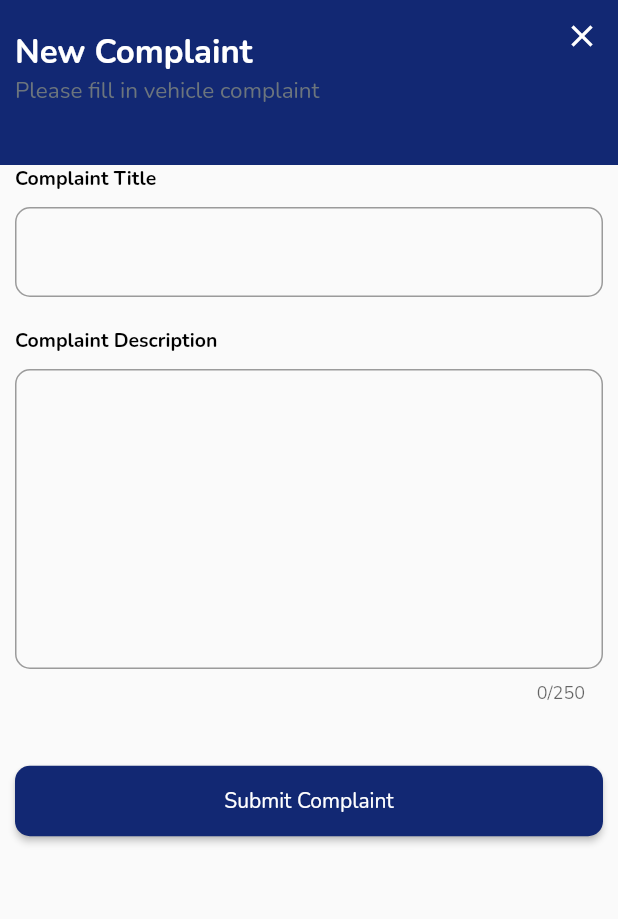
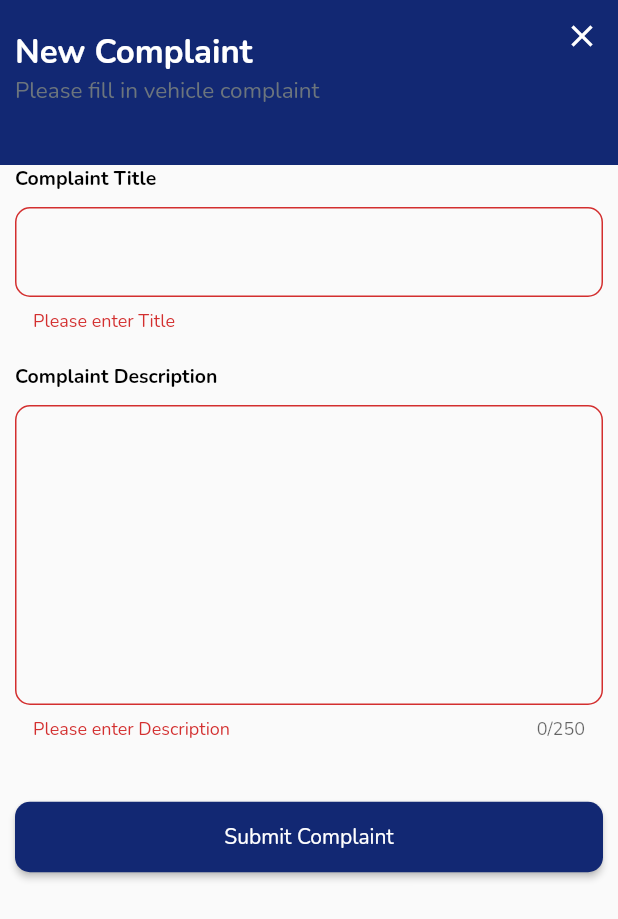
Before and after one commit to adimixx/fyp-vms-mobile, a Flutter app: the _ComplaintCreateScreenUI screen opened directly, after a tap on "Submit Complaint", on a phone screen of 412 x 824 dp. Shown: the top 919 px of the screen. Run offline on Flutter 3.47's test engine with Material 2 defaults, Android fonts, the phone set to English and light mode, and no system bars; our stand-ins replace badges, bloc, device_info_plus, equatable, flutter_bloc, flutter_spinkit and 1 more; missing offline and left inert: qr_code_scanner; accounts and stored records are empty; network calls fail.

Commit message:
submit pending complaint

```diff
--- a/lib/app.dart
+++ b/lib/app/_app_view.dart
@@ -1,41 +1,11 @@
-import 'package:flutter/material.dart';
-import 'package:flutter_bloc/flutter_bloc.dart';
-import 'package:vms/logic/authentication/bloc/authentication_bloc.dart';
-import 'package:vms/view/router/app_router.dart';
+part of 'app.dart';
 
-import 'logic/authentication/repository/authentication_repository.dart';
-import 'logic/authentication/repository/user_repository.dart';
-
-class App extends StatelessWidget {
-  const App(
-      {Key? key,
-      required this.authenticationRepository,
-      required this.userRepository})
-      : super(key: key);
-
-  final AuthenticationRepository authenticationRepository;
-  final UserRepository userRepository;
-
-  @override
-  Widget build(BuildContext context) {
-    return RepositoryProvider.value(
-      value: authenticationRepository,
-      child: BlocProvider<AuthenticationBloc>(
-        create: (context) => AuthenticationBloc(
-            authenticationRepository: authenticationRepository,
-            userRepository: userRepository),
-        child: AppView(),
-      ),
-    );
-  }
-}
-
-class AppView extends StatefulWidget {
+class _AppView extends StatefulWidget {
   @override
   _AppViewState createState() => _AppViewState();
 }
 
-class _AppViewState extends State<AppView> {
+class _AppViewState extends State<_AppView> {
   final AppRouter _appRouter = AppRouter();
   final _navigatorKey = GlobalKey<NavigatorState>();
   NavigatorState get _navigator => _navigatorKey.currentState!;
--- /dev/null
+++ b/lib/app/bloc/app_event.dart
@@ -0,0 +1,17 @@
+part of 'app_bloc.dart';
+
+abstract class AppEvent extends Equatable {
+  const AppEvent();
+
+  @override
+  List<Object> get props => [];
+}
+
+class AppComplaintPost extends AppEvent {
+  const AppComplaintPost({required this.message}) : super();
+
+  final String message;
+
+  @override
+  List<Object> get props => [message];
+}
--- /dev/null
+++ b/lib/app/bloc/app_state.dart
@@ -0,0 +1,22 @@
+part of 'app_bloc.dart';
+
+abstract class AppState extends Equatable {
+  const AppState({this.randomNum});
+
+  final int? randomNum;
+
+  @override
+  List<Object?> get props => [randomNum];
+}
+
+class AppInitial extends AppState {}
+
+class AppDataChanged extends AppState {
+  const AppDataChanged({required int randomNum, this.message})
+      : super(randomNum: randomNum);
+
+  final String? message;
+
+  @override
+  List<Object?> get props => [randomNum, message];
+}
--- a/lib/main.dart
+++ b/lib/main.dart
@@ -1,5 +1,5 @@
 import 'package:flutter/material.dart';
-import 'package:vms/app.dart';
+import 'package:vms/app/app.dart';
 
 import 'logic/authentication/repository/authentication_repository.dart';
 import 'logic/authentication/repository/user_repository.dart';
--- /dev/null
+++ b/lib/view/screen/complaint/create/_complaint_form.dart
@@ -0,0 +1,107 @@
+part of 'complaint_create_screen.dart';
+
+class _ComplaintForm extends StatefulWidget {
+  _ComplaintForm({Key? key}) : super(key: key);
+
+  @override
+  __ComplaintFormState createState() => __ComplaintFormState();
+}
+
+class __ComplaintFormState extends State<_ComplaintForm> {
+  final TextEditingController _titleController = TextEditingController();
+  final TextEditingController _descriptionController = TextEditingController();
+  final GlobalKey<FormState> _formKey = GlobalKey<FormState>();
+  late BuildContext _context;
+
+  @override
+  void dispose() {
+    _titleController.dispose();
+    _descriptionController.dispose();
+    super.dispose();
+  }
+
+  void onSubmit() {
+    if (_formKey.currentState?.validate() ?? false) {
+      _context.read<ComplaintCreateBloc>().add(
+            ComplaintSubmit(
+                title: _titleController.text,
+                description: _descriptionController.text),
+          );
+    }
+  }
+
+  @override
+  Widget build(BuildContext context) {
+    this._context = context;
+
+    return BlocBuilder<ComplaintCreateBloc, ComplaintCreateState>(
+      builder: (context, state) {
+        return Form(
+          key: _formKey,
+          child: Column(
+            crossAxisAlignment: CrossAxisAlignment.stretch,
+            children: [
+              Text(
+                'Complaint Title',
+                style: Theme.of(context).textTheme.headline6,
+              ),
+              Container(
+                child: BsTextField(
+                  enabled: !state.isSubmit,
+                  borderRadius: 10,
+                  controller: _titleController,
+                  // labelText: "Complaint Title",
+                  validator: BlocProvider.of<ComplaintCreateBloc>(context)
+                      .titleInputValidator,
+                ),
+                margin: EdgeInsets.only(bottom: 20, top: 10),
+              ),
+              Text(
+                'Complaint Description',
+                style: Theme.of(context).textTheme.headline6,
+              ),
+              Container(
+                child: BsTextField(
+                  enabled: !state.isSubmit,
+                  borderRadius: 10,
+                  maxLength: 250,
+                  maxLines: 8,
+                  controller: _descriptionController,
+                  // labelText: "Complaint Title",
+                  validator: BlocProvider.of<ComplaintCreateBloc>(context)
+                      .descriptionInputValidator,
+                ),
+                margin: EdgeInsets.only(bottom: 20, top: 10),
+              ),
+              Container(
+                margin: EdgeInsets.only(top: 20),
+                child: ElevatedButton(
+                  child: (state.isSubmit)
+                      ? SpinKitRing(
+                          color: Colors.white,
+                          size: 20.0,
+                          lineWidth: 3.0,
+                        )
+                      : Text('Submit Complaint'),
+                  style: ButtonStyle(
+                    shape: MaterialStateProperty.all(
+                      RoundedRectangleBorder(
+                        borderRadius: BorderRadius.circular(10),
+                      ),
+                    ),
+                    backgroundColor: MaterialStateProperty.all(
+                        Theme.of(context).primaryColor),
+                    padding: MaterialStateProperty.all(
+                      EdgeInsets.symmetric(vertical: 14),
+                    ),
+                  ),
+                  onPressed: state.isSubmit ? null : onSubmit,
+                ),
+              ),
+            ],
+          ),
+        );
+      },
+    );
+  }
+}
--- /dev/null
+++ b/lib/view/screen/complaint/create/_generate_vehicle_inventory_detail.dart
@@ -0,0 +1,18 @@
+part of 'complaint_create_screen.dart';
+
+class _GenerateVehicleInventoryDetail extends StatelessWidget {
+  const _GenerateVehicleInventoryDetail({Key? key}) : super(key: key);
+
+  @override
+  Widget build(BuildContext context) {
+    return BlocBuilder<ComplaintCreateBloc, ComplaintCreateState>(
+      builder: (context, state) {
+        if (state.vehicleInventory?.props.isNotEmpty ?? false) {
+          return VehicleInventoryDetail(
+              vehicleInventory: state.vehicleInventory!);
+        }
+        return Container();
+      },
+    );
+  }
+}
--- a/lib/view/screen/complaint/create/bloc/complaint_create_bloc.dart
+++ b/lib/view/screen/complaint/create/bloc/complaint_create_bloc.dart
@@ -11,21 +11,8 @@ part 'complaint_create_state.dart';
 
 class ComplaintCreateBloc
     extends Bloc<ComplaintCreateEvent, ComplaintCreateState> {
-  ComplaintCreateBloc(
-      {required TextEditingController titleController,
-      required TextEditingController descriptionController,
-      required GlobalKey<FormState> formKey})
-      : _titleController = titleController,
-        _descriptionController = descriptionController,
-        _formKey = formKey,
-        super(ComplaintCreateState.init(
-            titleController: titleController,
-            descriptionController: descriptionController,
-            formKey: formKey));
+  ComplaintCreateBloc() : super(ComplaintCreateInitState());
 
-  late TextEditingController _titleController;
-  final TextEditingController _descriptionController;
-  final GlobalKey<FormState> _formKey;
   late VehicleInventory _vehicleInventory;
 
   @override
@@ -34,31 +21,19 @@ class ComplaintCreateBloc
   ) async* {
     if (event is ComplaintFromModel) {
       _vehicleInventory = event.vehicleInventory;
-      yield ComplaintCreateState.withVehicleData(
-          vehicleInventory: _vehicleInventory,
-          titleController: _titleController,
-          descriptionController: _descriptionController,
-          formKey: _formKey);
+      yield ComplaintWithVehicleDataState(vehicleInventory: _vehicleInventory);
     } else if (event is ComplaintSubmit) {
-      yield ComplaintCreateState.changeFormState(
-          vehicleInventory: _vehicleInventory,
-          titleController: _titleController,
-          descriptionController: _descriptionController,
-          formKey: _formKey,
-          isSubmit: true);
+      yield ComplaintFormSubmitState(vehicleInventory: _vehicleInventory);
 
-      await _mapComplaintSubmitEvent();
-
-      yield ComplaintCreateState.changeFormState(
-          vehicleInventory: _vehicleInventory,
-          titleController: _titleController,
-          descriptionController: _descriptionController,
-          formKey: _formKey,
-          isSubmit: false);
+      await _mapComplaintSubmitEvent(event);
     } else if (event is ComplaintSubmitSuccess) {
-      print('submit sukses');
+      yield ComplaintFormSubmitSuccessState(
+          vehicleInventory: _vehicleInventory);
     } else if (event is ComplaintSubmitError) {
       print('Error Mes : ${event.errorMessage}');
+      yield ComplaintFormExceptionState(
+          vehicleInventory: _vehicleInventory,
+          errorBody: event.errorMessage ?? 'Error');
     }
   }
 
@@ -78,13 +53,12 @@ class ComplaintCreateBloc
     return null;
   }
 
-  Future<void> _mapComplaintSubmitEvent() async {
-    if (_formKey.currentState!.validate()) {
+  Future<void> _mapComplaintSubmitEvent(ComplaintSubmit event) async {
     try {
       var _data = {
         'vehicle': state.vehicleInventory!.id,
-          'title': state.titleController.text,
-          'description': state.descriptionController.text
+        'title': event.title,
+        'description': event.description,
       };
 
       await ComplaintRepository().postComplaint(_data);
@@ -94,4 +68,3 @@ class ComplaintCreateBloc
     }
   }
 }
-}
--- a/lib/view/screen/complaint/create/bloc/complaint_create_event.dart
+++ b/lib/view/screen/complaint/create/bloc/complaint_create_event.dart
@@ -16,7 +16,12 @@ class ComplaintFromModel extends ComplaintCreateEvent {
   List<Object> get props => [vehicleInventory];
 }
 
-class ComplaintSubmit extends ComplaintCreateEvent {}
+class ComplaintSubmit extends ComplaintCreateEvent {
+  const ComplaintSubmit({required this.title, required this.description});
+
+  final String title;
+  final String description;
+}
 
 class ComplaintSubmitSuccess extends ComplaintCreateEvent {}
 
--- a/lib/view/screen/complaint/create/bloc/complaint_create_state.dart
+++ b/lib/view/screen/complaint/create/bloc/complaint_create_state.dart
@@ -1,58 +1,49 @@
 part of 'complaint_create_bloc.dart';
 
-class ComplaintCreateState extends Equatable {
-  const ComplaintCreateState._(
-      {this.vehicleInventory,
-      this.isSubmit = false,
-      required this.titleController,
-      required this.descriptionController,
-      required this.formKey});
-
-  const ComplaintCreateState.init(
-      {required titleController,
-      required descriptionController,
-      required formKey})
-      : this._(
-            titleController: titleController,
-            descriptionController: descriptionController,
-            formKey: formKey);
-
-  const ComplaintCreateState.withVehicleData(
-      {required VehicleInventory vehicleInventory,
-      required titleController,
-      required descriptionController,
-      required formKey})
-      : this._(
-            vehicleInventory: vehicleInventory,
-            titleController: titleController,
-            descriptionController: descriptionController,
-            formKey: formKey);
-
-  const ComplaintCreateState.changeFormState(
-      {required VehicleInventory vehicleInventory,
-      required titleController,
-      required descriptionController,
-      required formKey,
-      required isSubmit})
-      : this._(
-            vehicleInventory: vehicleInventory,
-            titleController: titleController,
-            descriptionController: descriptionController,
-            formKey: formKey,
-            isSubmit: isSubmit);
+abstract class ComplaintCreateState extends Equatable {
+  const ComplaintCreateState({
+    this.vehicleInventory,
+    this.isSubmit = false,
+  });
 
   final VehicleInventory? vehicleInventory;
   final bool isSubmit;
-  final TextEditingController titleController;
-  final TextEditingController descriptionController;
-  final GlobalKey<FormState> formKey;
 
   @override
   List<Object?> get props => [
         vehicleInventory,
         isSubmit,
-        titleController,
-        descriptionController,
-        formKey
       ];
 }
+
+class ComplaintCreateInitState extends ComplaintCreateState {
+  const ComplaintCreateInitState() : super();
+}
+
+class ComplaintWithVehicleDataState extends ComplaintCreateState {
+  const ComplaintWithVehicleDataState(
+      {required VehicleInventory vehicleInventory})
+      : super(vehicleInventory: vehicleInventory);
+}
+
+class ComplaintFormSubmitState extends ComplaintCreateState {
+  const ComplaintFormSubmitState({required VehicleInventory vehicleInventory})
+      : super(vehicleInventory: vehicleInventory, isSubmit: true);
+}
+
+class ComplaintFormSubmitSuccessState extends ComplaintCreateState {
+  const ComplaintFormSubmitSuccessState(
+      {required VehicleInventory vehicleInventory})
+      : super(vehicleInventory: vehicleInventory, isSubmit: false);
+}
+
+class ComplaintFormExceptionState extends ComplaintCreateState {
+  const ComplaintFormExceptionState(
+      {required VehicleInventory vehicleInventory, required this.errorBody})
+      : super(vehicleInventory: vehicleInventory, isSubmit: false);
+
+  final String errorBody;
+
+  @override
+  List<Object?> get props => [vehicleInventory, isSubmit, errorBody];
+}
--- a/lib/view/screen/complaint/create/complaint_create_screen.dart
+++ b/lib/view/screen/complaint/create/complaint_create_screen.dart
@@ -1,10 +1,15 @@
 import 'package:flutter/material.dart';
 import 'package:flutter_bloc/flutter_bloc.dart';
 import 'package:flutter_spinkit/flutter_spinkit.dart';
+import 'package:vms/app/bloc/app_bloc.dart';
 import 'package:vms/models/vehicle_inventory.dart';
 import 'package:vms/view/screen/complaint/create/bloc/complaint_create_bloc.dart';
+import 'package:vms/view/screen/home/cubit/home_cubit.dart';
 import 'package:vms/view/screen/vehicle/vehicle_inventory_detail/vehicle_inventory_detail.dart';
 import 'package:vms/view/screen/widget/form/bs_text_field.dart';
+
+part '_generate_vehicle_inventory_detail.dart';
+part '_complaint_form.dart';
 
 class ComplaintCreateScreenArgs {
   final String? qrUrl;
@@ -20,11 +25,7 @@ class ComplaintCreateScreen extends StatelessWidget {
 
   @override
   Widget build(BuildContext context) {
-    ComplaintCreateBloc _complaintCreateBloc = ComplaintCreateBloc(
-      titleController: TextEditingController(),
-      descriptionController: TextEditingController(),
-      formKey: GlobalKey<FormState>(),
-    );
+    ComplaintCreateBloc _complaintCreateBloc = ComplaintCreateBloc();
 
     if (this.args?.vehicleInventory?.props.isNotEmpty ?? false) {
       _complaintCreateBloc
@@ -55,7 +56,6 @@ class _ComplaintCreateScreenUI extends StatelessWidget {
             Stack(
               children: [
                 // Header and Vehicle Detail
-
                 Container(
                   color: Theme.of(context).primaryColor,
                   child: SafeArea(
@@ -110,7 +110,14 @@ class _ComplaintCreateScreenUI extends StatelessWidget {
               child: _ComplaintForm(),
             ),
             BlocListener<ComplaintCreateBloc, ComplaintCreateState>(
-              listener: (context, state) {},
+              listener: (context, state) {
+                if (state is ComplaintFormSubmitState) {
+                  BlocProvider.of<AppBloc>(context).add(
+                    AppComplaintPost(message: 'Complaint has been added'),
+                  );
+                  Navigator.of(context).pop();
+                } else if (state is ComplaintFormExceptionState) {}
+              },
               child: Container(),
             )
           ],
@@ -119,103 +126,3 @@ class _ComplaintCreateScreenUI extends StatelessWidget {
     );
   }
 }
-
-class _ComplaintForm extends StatelessWidget {
-  const _ComplaintForm({Key? key}) : super(key: key);
-
-  @override
-  Widget build(BuildContext context) {
-    return BlocBuilder<ComplaintCreateBloc, ComplaintCreateState>(
-      builder: (context, state) {
-        return Form(
-          key: state.formKey,
-          child: Column(
-            crossAxisAlignment: CrossAxisAlignment.stretch,
-            children: [
-              Text(
-                'Complaint Title',
-                style: Theme.of(context).textTheme.headline6,
-              ),
-              Container(
-                child: BsTextField(
-                  enabled: !state.isSubmit,
-                  borderRadius: 10,
-                  controller: state.titleController,
-                  // labelText: "Complaint Title",
-                  validator: BlocProvider.of<ComplaintCreateBloc>(context)
-                      .titleInputValidator,
-                ),
-                margin: EdgeInsets.only(bottom: 20, top: 10),
-              ),
-              Text(
-                'Complaint Description',
-                style: Theme.of(context).textTheme.headline6,
-              ),
-              Container(
-                child: BsTextField(
-                  enabled: !state.isSubmit,
-                  borderRadius: 10,
-                  maxLength: 250,
-                  maxLines: 8,
-                  controller: state.descriptionController,
-                  // labelText: "Complaint Title",
-                  validator: BlocProvider.of<ComplaintCreateBloc>(context)
-                      .descriptionInputValidator,
-                ),
-                margin: EdgeInsets.only(bottom: 20, top: 10),
-              ),
-              Container(
-                margin: EdgeInsets.only(top: 20),
-                child: ElevatedButton(
-                  child: (state.isSubmit)
-                      ? SpinKitRing(
-                          color: Colors.white,
-                          size: 20.0,
-                          lineWidth: 3.0,
-                        )
-                      : Text('Submit Complaint'),
-                  style: ButtonStyle(
-                    shape: MaterialStateProperty.all(
-                      RoundedRectangleBorder(
-                        borderRadius: BorderRadius.circular(10),
-                      ),
-                    ),
-                    backgroundColor: MaterialStateProperty.all(
-                        Theme.of(context).primaryColor),
-                    padding: MaterialStateProperty.all(
-                      EdgeInsets.symmetric(vertical: 14),
-                    ),
-                  ),
-                  onPressed: state.isSubmit
-                      ? null
-                      : () {
-                          context
-                              .read<ComplaintCreateBloc>()
-                              .add(ComplaintSubmit());
-                        },
-                ),
-              ),
-            ],
-          ),
-        );
-      },
-    );
-  }
-}
-
-class _GenerateVehicleInventoryDetail extends StatelessWidget {
-  const _GenerateVehicleInventoryDetail({Key? key}) : super(key: key);
-
-  @override
-  Widget build(BuildContext context) {
-    return BlocBuilder<ComplaintCreateBloc, ComplaintCreateState>(
-      builder: (context, state) {
-        if (state.vehicleInventory?.props.isNotEmpty ?? false) {
-          return VehicleInventoryDetail(
-              vehicleInventory: state.vehicleInventory!);
-        }
-        return Container();
-      },
-    );
-  }
-}
--- a/lib/view/screen/home/cubit/home_cubit.dart
+++ b/lib/view/screen/home/cubit/home_cubit.dart
@@ -10,4 +10,8 @@ class HomeCubit extends Cubit<HomeState> {
   void onChangeHomeSceenPage({required int index}) {
     emit(HomeScreenIndexChanged(currentScreenIndex: index));
   }
+
+  void onDataChange({String? message}) {
+    emit(HomeScreenDataChanged(message: message));
+  }
 }
--- a/lib/view/screen/home/cubit/home_state.dart
+++ b/lib/view/screen/home/cubit/home_state.dart
@@ -18,3 +18,9 @@ class HomeScreenIndexChanged extends HomeState {
   const HomeScreenIndexChanged({required int currentScreenIndex})
       : super(currentScreenIndex: currentScreenIndex);
 }
+
+class HomeScreenDataChanged extends HomeState {
+  const HomeScreenDataChanged({this.message}) : super();
+
+  final String? message;
+}
--- a/lib/view/screen/home/home_screen.dart
+++ b/lib/view/screen/home/home_screen.dart
@@ -1,15 +1,10 @@
 import 'package:animations/animations.dart';
 import 'package:flutter/material.dart';
-import 'package:flutter/services.dart';
 import 'package:flutter_bloc/flutter_bloc.dart';
-import 'package:vms/logic/authentication/bloc/authentication_bloc.dart';
 import 'package:vms/logic/complaint/repository/complaint_repository.dart';
 import 'package:vms/view/screen/complaint/list/bloc/list_bloc.dart';
-import 'package:vms/view/screen/complaint/list/list_screen.dart';
 import 'package:vms/view/screen/home/cubit/home_cubit.dart';
-import 'package:vms/view/screen/home/dashboard_widget.dart';
 import 'package:vms/view/screen/home/home_screen_display.dart';
-import 'package:vms/view/screen/scan_qr/scan_qr_display.dart';
 import 'package:vms/view/screen/widget/asset/drawer_default.dart';
 
 class _HomeScreenUI extends StatefulWidget {
--- a/lib/view/screen/scan_qr/qr_detected_display.dart
+++ b/lib/view/screen/scan_qr/qr_detected_display.dart
@@ -31,7 +31,9 @@ class _QRDetectedDisplayUI extends StatelessWidget {
       if (state is QrError) {
         return _QRErrorUI();
       }
-      return _QRLoadingUI();
+      return LoadingScreen(
+        description: 'QR Code has been detected. Please wait...',
+      );
     }, listener: (context, state) {
       if (state is QrVehicleDetected) {
         Navigator.of(context).popAndPushNamed(
@@ -118,8 +120,13 @@ class _QRErrorUI extends StatelessWidget {
   }
 }
 
-class _QRLoadingUI extends StatelessWidget {
-  const _QRLoadingUI({Key? key}) : super(key: key);
+class LoadingScreen extends StatelessWidget {
+  const LoadingScreen({
+    this.description,
+    Key? key,
+  }) : super(key: key);
+
+  final String? description;
 
   @override
   Widget build(BuildContext context) {
@@ -152,7 +159,7 @@ class _QRLoadingUI extends StatelessWidget {
               ),
               Container(
                 child: Text(
-                  'QR Code has been detected. Please wait...',
+                  '$description',
                   style: Theme.of(context)
                       .textTheme
                       .subtitle1!
```
Also changed, not shown: lib/app/app.dart (added, +41 -0 lines), lib/app/bloc/app_bloc.dart (added, +22 -0 lines), lib/view/screen/home/dashboard_widget.dart (+12 -3 lines), lib/view/screen/home/home_screen_display.dart (+15 -1 lines). Lines whose indentation alone changed are shown as unchanged.
